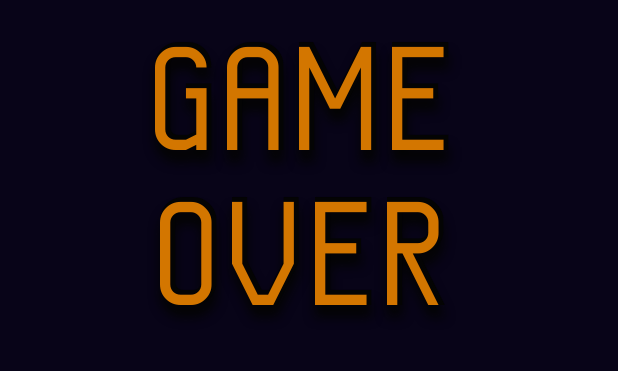
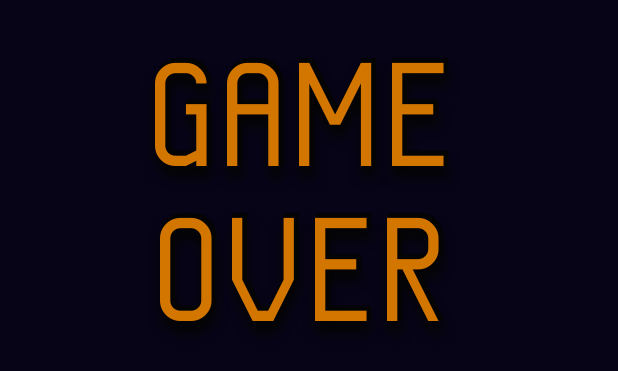
Before and after one commit to johncrawley/TwoMinutesMathQuiz, an Android app: the layout game_over_text.xml on its own in the app's theme, with its tools: preview values and no code run, on a phone screen of 412 x 824 dp. Shown: the top 371 px of the screen. Run offline under Robolectric (Android 15) with nearby library versions, the light colour scheme and no system bars.

Commit message:
Using landscape version of game over text for all orientations, and further adjustments to game text size for different dp layouts.

```diff
--- a/app/src/main/res/layout/game_over_text.xml
+++ b/app/src/main/res/layout/game_over_text.xml
@@ -3,6 +3,7 @@
     android:layout_width="match_parent"
     android:layout_height="wrap_content"
     xmlns:app="http://schemas.android.com/apk/res-auto"
+    android:padding="@dimen/_8sdp"
     android:gravity="center">
 
     <TextView
@@ -11,7 +12,7 @@
         android:layout_height="wrap_content"
         android:layout_margin="@dimen/game_over_heading_margin"
         android:gravity="center"
-        android:text="@string/game_over_text"
+        android:text="@string/game_over_text_landscape"
         android:textColor="?attr/text_shadow_layer_color"
         android:textAlignment="center"
         android:fontFamily="@font/kp_programmer_nbp_3m3x"
@@ -37,7 +38,7 @@
         android:layout_height="wrap_content"
         android:layout_margin="@dimen/game_over_heading_margin"
         android:gravity="center"
-        android:text="@string/game_over_text"
+        android:text="@string/game_over_text_landscape"
         android:fontFamily="@font/kp_programmer_nbp_3m3x"
         android:textColor="?attr/heading_text_color"
         android:textAlignment="center"
--- a/app/src/main/res/values-sw420dp/dimens.xml
+++ b/app/src/main/res/values-sw420dp/dimens.xml
@@ -1,21 +1,16 @@
 <?xml version="1.0" encoding="utf-8"?>
 <resources>
-
-
     <!-- multiple size dimensions -->
-
     <dimen name="button_table_margin_top_landscape">4dp</dimen>
     <dimen name="button_table_margin_bottom_landscape">8dp</dimen>
     <dimen name="button_table_margin_bottom_portrait">18dp</dimen>
     <dimen name="menu_button_text_size">24sp</dimen>
     <dimen name="background_gradient_length">400dp</dimen>
 
-
     <!-- Main Menu Fragment -->
     <dimen name="title_text_size">52sp</dimen>
     <dimen name="title_text_size_min">24sp</dimen>
     <dimen name="title_text_margin">18dp</dimen>
-
 
     <!-- Options fragment -->
     <dimen name="option_text_size">32sp</dimen>
@@ -24,12 +19,10 @@
     <dimen name="option_heading_text_size_min">24sp</dimen>
     <dimen name="option_button_margin_horizontal">4dp</dimen>
 
-
     <!-- Get Ready Fragment -->
     <dimen name="game_start_get_ready_text">72sp</dimen>
     <dimen name="game_start_get_ready_text_min">36sp</dimen>
     <dimen name="game_start_countdown_text">88sp</dimen>
-
 
     <!-- Game Fragment -->
     <dimen name="input_panel_margin">8dp</dimen>
@@ -51,12 +44,11 @@
 
     <dimen name="input_buttons_layout_padding">0dp</dimen>
 
-
     <!-- Game Over Fragment -->
-    <dimen name="game_over_heading_text_size">74sp</dimen>
+    <dimen name="game_over_heading_text_size">130sp</dimen>
+    <dimen name="game_over_heading_text_size_min">24sp</dimen>
     <dimen name="game_over_heading_margin">12dp</dimen>
     <dimen name="game_over_heading_layout_margin_horizontal">10dp</dimen>
-    <dimen name="game_over_heading_text_size_min">24sp</dimen>
     <dimen name="game_over_details_text_size">22sp</dimen>
     <dimen name="game_over_buttons_margin">12dp</dimen>
     <dimen name="ending_score_label_text_size">24sp</dimen>
@@ -70,7 +62,4 @@
     <dimen name="test_dimen_width">50dp</dimen>
     <dimen name="test_dimen_height">50dp</dimen>
 
-
-
-
 </resources>
--- a/app/src/main/res/values-sw480dp/dimens.xml
+++ b/app/src/main/res/values-sw480dp/dimens.xml
@@ -49,11 +49,11 @@
 
 
     <!-- Game Over Fragment -->
-    <dimen name="game_over_heading_text_size">98sp</dimen>
-    <dimen name="game_over_heading_margin">12dp</dimen>
+    <dimen name="game_over_heading_text_size">148sp</dimen>
+    <dimen name="game_over_heading_text_size_min">26sp</dimen>
+    <dimen name="game_over_heading_margin">4dp</dimen>
     <dimen name="game_over_heading_layout_margin_horizontal">12dp</dimen>
     <dimen name="input_button_margin">6dp</dimen>
-    <dimen name="game_over_heading_text_size_min">26sp</dimen>
     <dimen name="game_over_details_text_size">36sp</dimen>
     <dimen name="game_over_buttons_margin">18dp</dimen>
     <dimen name="ending_score_label_text_size">32sp</dimen>
--- a/app/src/main/res/values-sw600dp/dimens.xml
+++ b/app/src/main/res/values-sw600dp/dimens.xml
@@ -50,10 +50,10 @@
 
 
     <!-- Game Over Fragment -->
-    <dimen name="game_over_heading_text_size">98sp</dimen>
+    <dimen name="game_over_heading_text_size">152sp</dimen>
+    <dimen name="game_over_heading_text_size_min">28sp</dimen>
     <dimen name="game_over_heading_margin">16dp</dimen>
     <dimen name="game_over_heading_layout_margin_horizontal">16dp</dimen>
-    <dimen name="game_over_heading_text_size_min">26sp</dimen>
     <dimen name="game_over_details_text_size">36sp</dimen>
     <dimen name="game_over_buttons_margin">18dp</dimen>
     <dimen name="ending_score_label_text_size">32sp</dimen>
--- a/app/src/main/res/values-sw720dp/dimens.xml
+++ b/app/src/main/res/values-sw720dp/dimens.xml
@@ -1,6 +1,5 @@
 <?xml version="1.0" encoding="utf-8"?>
 <resources>
-
     <!-- multiple size dimensions -->
     <dimen name="menu_button_text_size">46sp</dimen>
     <dimen name="background_gradient_length">600dp</dimen>
@@ -10,7 +9,6 @@
     <dimen name="title_text_size_min">42sp</dimen>
     <dimen name="title_text_margin">32dp</dimen>
 
-
     <!-- Options fragment -->
     <dimen name="option_text_size">46sp</dimen>
     <dimen name="option_margin_bottom">40dp</dimen>
@@ -18,12 +16,10 @@
     <dimen name="option_heading_text_size_min">24sp</dimen>
     <dimen name="option_button_margin_horizontal">8dp</dimen>
 
-
     <!-- Get Ready Fragment -->
     <dimen name="game_start_get_ready_text">108sp</dimen>
     <dimen name="game_start_get_ready_text_min">36sp</dimen>
     <dimen name="game_start_countdown_text">136sp</dimen>
-
 
     <!-- Game Fragment -->
     <dimen name="input_panel_margin">24dp</dimen>
@@ -45,12 +41,11 @@
 
     <dimen name="input_buttons_layout_padding">72dp</dimen>
 
-
     <!-- Game Over Fragment -->
-    <dimen name="game_over_heading_text_size">120sp</dimen>
+    <dimen name="game_over_heading_text_size">160sp</dimen>
+    <dimen name="game_over_heading_text_size_min">42sp</dimen>
     <dimen name="game_over_heading_margin">22dp</dimen>
     <dimen name="game_over_heading_layout_margin_horizontal">18dp</dimen>
-    <dimen name="game_over_heading_text_size_min">48sp</dimen>
     <dimen name="game_over_details_text_size">48sp</dimen>
     <dimen name="game_over_buttons_margin">22dp</dimen>
     <dimen name="ending_score_label_text_size">38sp</dimen>
--- a/app/src/main/res/values/strings.xml
+++ b/app/src/main/res/values/strings.xml
@@ -1,6 +1,6 @@
 <resources>
     <string name="version" translatable="false">v1.3, 2024-2025</string>
-    <string name="timer_values" translatable="false">60,120,180</string>
+    <string name="timer_values" translatable="false">5,60,120,180</string>
     <string name="default_time_remaining" translatable="false">2:00</string>
     <string name="default_score_text" translatable="false">0</string>
     <string name="symbol_0" translatable="false">&#160;&#160;0&#160;&#160;</string>
@@ -31,7 +31,8 @@
     <string name="time_remaining_label">Timer</string>
     <string name="score_label_text">Score</string>
 
-    <string name="game_over_text">GAME\nOVER</string>
+    <!-- <string name="game_over_text">GAME\nOVER</string> -->
+    <string name="game_over_text">GAME OVER</string>
     <string name="game_over_text_landscape">GAME OVER</string>
     <string name="game_over_details">Level&#160;%1$s,&#160;%2$s</string>
     <string name="start_game_get_ready">GET READY</string>
```
